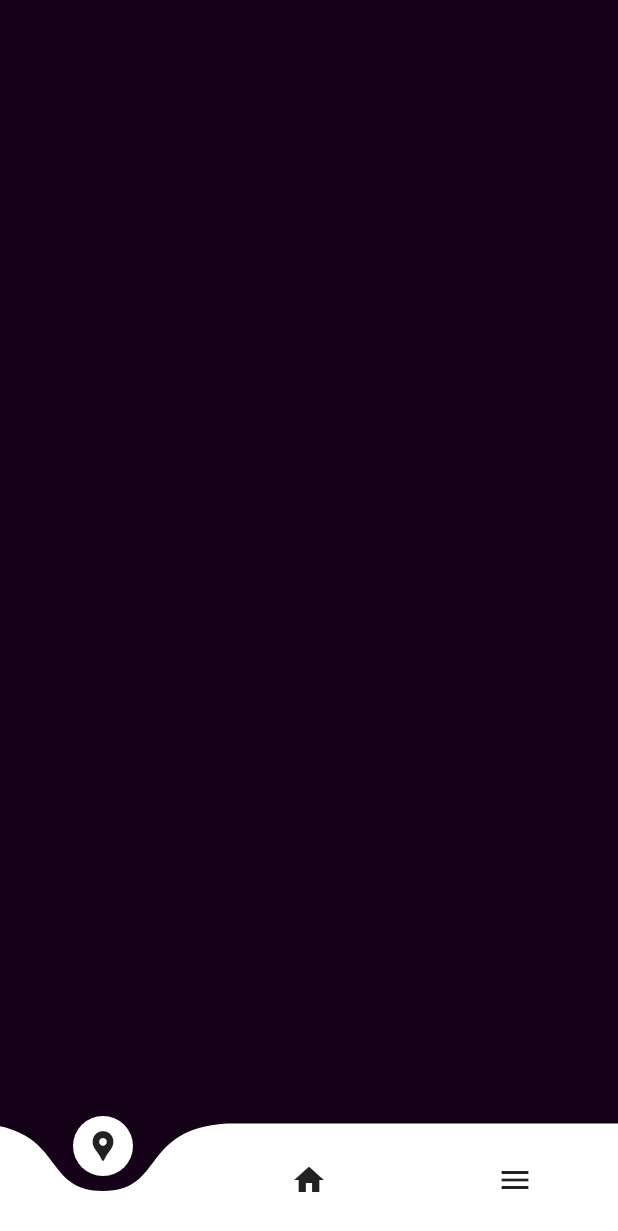
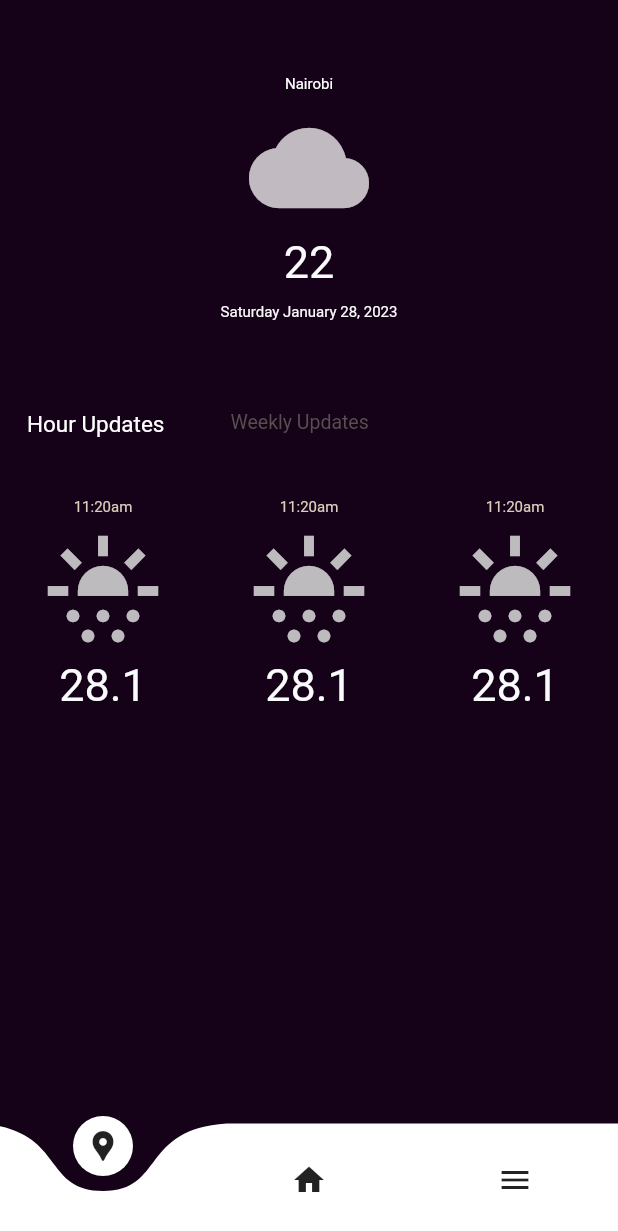
Before and after one commit to SOnatti/Flutter_projects, a Flutter app: the screen it shows after launch, on a phone screen of 412 x 824 dp. Shown: the top 1231 px of the screen. Run offline on Flutter 3.47's test engine with Material 2 defaults, Android fonts, the phone set to English and light mode, and no system bars; drawn by our look-alikes of curved_navigation_bar.

Commit message:
new widgets
i.e location weather details, hourly vs weekly updates, titles

```diff
--- a/weather_app/lib/components/home.dart
+++ b/weather_app/lib/components/home.dart
@@ -1,5 +1,15 @@
+
 import 'package:flutter/material.dart';
 import 'package:curved_navigation_bar/curved_navigation_bar.dart';
+import 'widgets/hourly.text.widget.dart';
+import 'widgets/location_current.widget.dart';
+import 'widgets/updates.view.dart';
+// curved bottom navigation package to create a curved bottom nav bar with animation
+
+/// 1. define Home class (Extends StatefulWidget)
+/// 2. create new State() --> _homeState()
+/// 3. Define class _homeState (
+/// items: card--weather forecast details, bottom nav)
 
 class Home extends StatefulWidget {
   const Home({Key? key}) : super(key: key);
@@ -14,16 +24,37 @@ class _homeState extends State<Home> {
   @override
   Widget build(BuildContext context) {
     return Scaffold(
-      backgroundColor: Color.fromARGB(255, 21, 2, 24),
+      // contains bottom navigation.
+      backgroundColor: const Color.fromARGB(255, 21, 2, 24),
+
+
+      body:Column(
+
+        crossAxisAlignment: CrossAxisAlignment.center,
+        children: [
+          weatherLocation("Nairobi", Icons.wb_cloudy, "22", "Saturday January 28, 2023"),
+          const SizedBox(height:60),
+          HourText("Hour Updates", "Weekly Updates"),
+          const SizedBox(height: 40,),
+          upDates("11:20am", Icons.sunny_snowing, "28.1"),
+
+
+        ],
+
+      ),
+
+
+
       bottomNavigationBar: CurvedNavigationBar(
-        backgroundColor: Color.fromARGB(255, 21, 2, 24),
+        backgroundColor: const Color.fromARGB(255, 21, 2, 24),
+        // ignore: prefer_const_literals_to_create_immutables
         items: [
-        Icon(Icons.location_pin),
-        Icon(Icons.home),
-        Icon(Icons.menu),
+        const Icon(Icons.location_pin),
+        const Icon(Icons.home),
+        const Icon(Icons.menu),
 
       ],
-      animationDuration: Duration(milliseconds: 150),),
+      animationDuration: const Duration(milliseconds: 150),),
     );
   }
 }
--- /dev/null
+++ b/weather_app/lib/components/widgets/hourly.text.widget.dart
@@ -0,0 +1,36 @@
+// ignore_for_file: prefer_const_constructors, non_constant_identifier_names, unnecessary_string_interpolations
+
+import 'package:flutter/material.dart';
+
+Widget HourText(String text, String textIi) {
+  return Row(
+    crossAxisAlignment: CrossAxisAlignment.start,
+    mainAxisAlignment: MainAxisAlignment.start,
+    children: [
+      Padding(padding: EdgeInsets.fromLTRB(18, 0, 18, 0),
+      child: Column(
+        children:[
+                  Text(text ,style: TextStyle(fontSize: 15.0, color: Colors.white,  ),),
+
+        ]
+      ),
+      ),
+
+      Padding(padding: EdgeInsets.fromLTRB(26, 0, 26, 0),
+      child: Column(
+        children:[
+                  Text("$textIi" ,style: TextStyle(fontSize: 13.0, color: Color.fromARGB(255, 88, 80, 80),  ),),
+
+        ]
+      ),
+      ),
+
+    ],
+
+
+
+
+
+
+  );
+}
--- /dev/null
+++ b/weather_app/lib/components/widgets/location_current.widget.dart
@@ -0,0 +1,34 @@
+// ignore_for_file: prefer_const_constructors, duplicate_ignore, unnecessary_string_interpolations
+
+import 'package:flutter/material.dart';
+
+Widget weatherLocation(String location, IconData icon, String temperature , String date) {
+  return Center(
+    child: Column(
+      crossAxisAlignment: CrossAxisAlignment.center,
+      mainAxisAlignment: MainAxisAlignment.center,
+      children: [
+          // ignore: prefer_const_constructors
+          SizedBox(
+          height: 50.0,
+        ),
+         Text("$location", style: TextStyle(fontSize: 10,color: Color.fromARGB(255, 255, 255, 255)),
+        ),
+          SizedBox(
+          height: 10.0,
+        ),
+        Icon(icon,
+        color: Color.fromARGB(192, 250, 248, 248), size: 80),
+        SizedBox(
+          height: 5.0,
+        ),
+        Text("$temperature", style: TextStyle(fontSize: 30,color: Color.fromARGB(255, 250, 251, 252)),
+        ),
+         SizedBox(
+          height: 10.0,
+        ),
+        Text("$date", style: TextStyle(fontSize:10.0, color: Color.fromARGB(251, 255, 255, 255)),)
+      ],
+    ),
+  );
+}
--- /dev/null
+++ b/weather_app/lib/components/widgets/updates.view.dart
@@ -0,0 +1,91 @@
+// ignore_for_file: prefer_const_constructors, unnecessary_string_interpolations, duplicate_ignore
+
+import 'package:flutter/material.dart';
+
+//final date = DateTime.now();
+
+Widget upDates(String time, IconData icon, String temperature) {
+  return Center(
+    child: Row(
+      mainAxisAlignment: MainAxisAlignment.spaceAround,
+      children: [
+        Padding(padding:EdgeInsets.fromLTRB(12, 0, 12, 0),
+        child: Column(
+
+          children: [
+                 Text("$time", style: TextStyle(fontSize: 10,color: Color.fromARGB(255, 218, 205, 187)),
+        ),
+          SizedBox(
+          height: 10.0,
+        ),
+        Icon(icon,
+        color: Color.fromARGB(192, 245, 248, 246), size: 80),
+        SizedBox(
+          height: 5.0,
+        ),
+        Text("$temperature", style: TextStyle(fontSize: 30,color: Color.fromARGB(255, 250, 251, 252)),
+        ),
+         SizedBox(
+          height: 5.0,
+        ),
+          ],
+        ),
+
+
+        ),
+
+        Padding(padding:
+        EdgeInsets.fromLTRB(12, 0, 12, 0),
+        // ignore: duplicate_ignore
+        child:Column(
+          // ignore: prefer_const_constructors
+          children: [Text("$time", style: TextStyle(fontSize: 10,color: Color.fromARGB(255, 218, 205, 187)),
+         ),
+          SizedBox(
+          height: 10.0,
+          ),
+          Icon(icon,
+          color: Color.fromARGB(192, 245, 248, 246), size: 80),
+          SizedBox(
+            height: 5.0,
+          ),
+          Text("$temperature", style: TextStyle(fontSize: 30,color: Color.fromARGB(255, 250, 251, 252)),
+          ),
+          SizedBox(
+            height: 5.0,
+          ),
+          ],
+        ),
+       ),
+
+       Padding(padding:
+        EdgeInsets.fromLTRB(12, 0, 12, 0),
+        child:Column(
+          // ignore: prefer_const_constructors
+          children: [Text("$time", style: TextStyle(fontSize: 10,color: Color.fromARGB(255, 218, 205, 187)),
+         ),
+          SizedBox(
+          height: 10.0,
+          ),
+          Icon(icon,
+          color: Color.fromARGB(192, 245, 248, 246), size: 80),
+          SizedBox(
+            height: 5.0,
+          ),
+          Text("$temperature", style: TextStyle(fontSize: 30,color: Color.fromARGB(255, 250, 251, 252)),
+          ),
+          SizedBox(
+            height: 5.0,
+          ),
+          ],
+        ),
+       ),
+
+
+
+      ],
+
+
+    ),
+  );
+}
--- a/weather_app/lib/main.dart
+++ b/weather_app/lib/main.dart
@@ -1,3 +1,5 @@
+// ignore_for_file: prefer_const_constructors
+
 import 'package:flutter/material.dart';
 import "components/home.dart";
 
--- a/weather_app/pubspec.yaml
+++ b/weather_app/pubspec.yaml
@@ -31,7 +31,6 @@ environment:
 dependencies:
   flutter:
     sdk: flutter
-
 
 
   # The following adds the Cupertino Icons font to your application.
```
